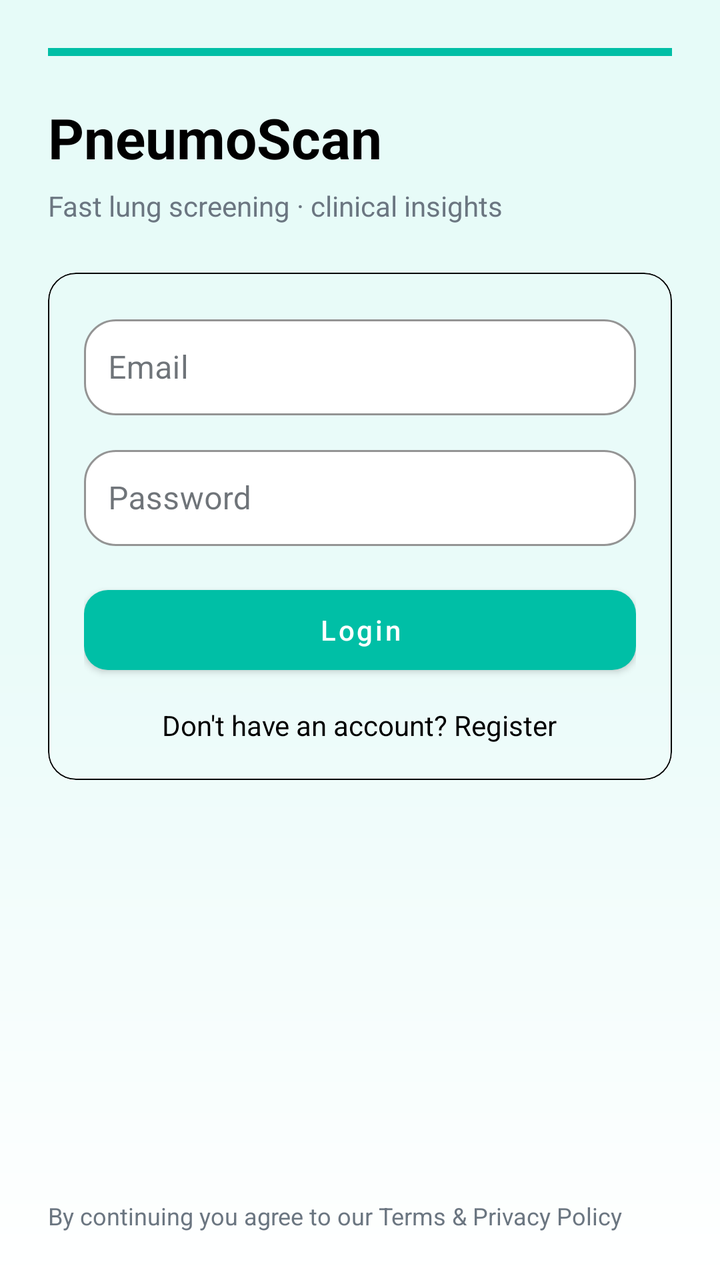
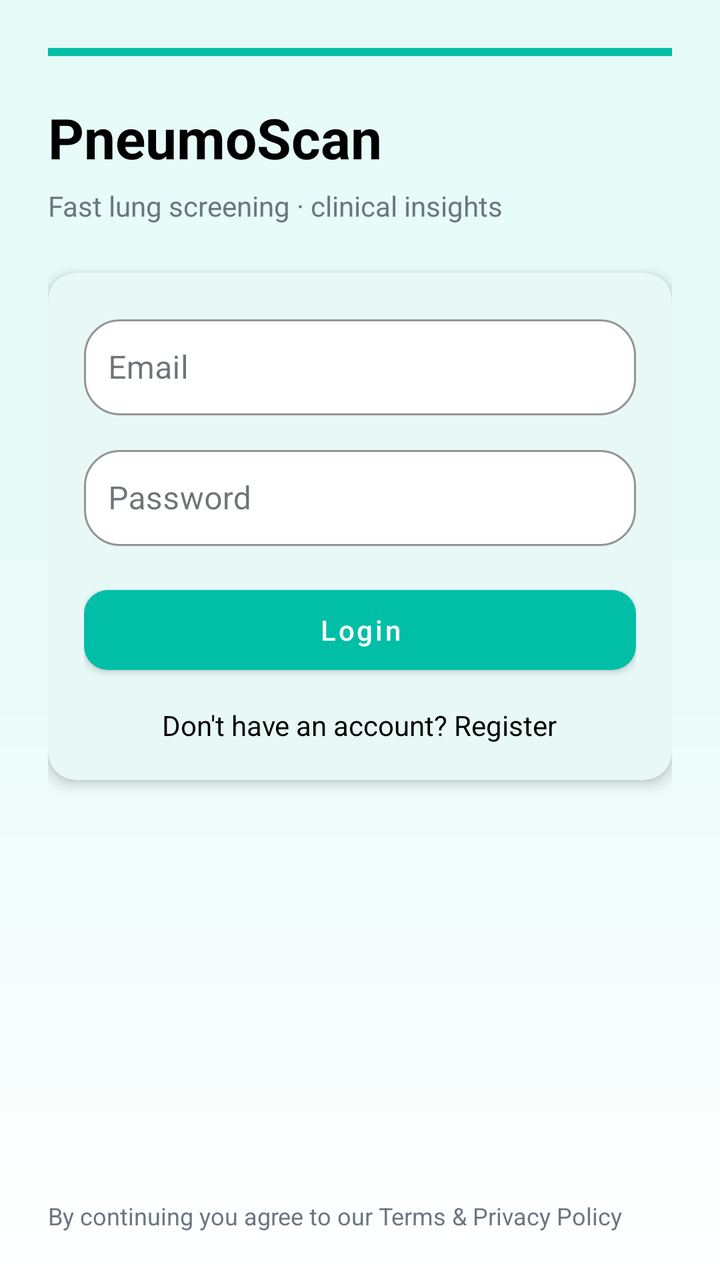

An Android layout rendered at two revisions. The XML below is the earlier revision; the diff shows what the commit changed to produce the second picture.
<!-- AndroidManifest.xml: application theme Theme.PneumoScan -->
<!-- res/layout/fragment_login.xml -->
<?xml version="1.0" encoding="utf-8"?>
<androidx.constraintlayout.widget.ConstraintLayout xmlns:android="http://schemas.android.com/apk/res/android"
    xmlns:app="http://schemas.android.com/apk/res-auto"
    android:id="@+id/login_root"
    android:layout_width="match_parent"
    android:layout_height="match_parent"
    android:background="@drawable/bg_gradient"
    android:padding="24dp">

    
    <View
        android:id="@+id/decorStripe"
        android:layout_width="0dp"
        android:layout_height="4dp"
        android:background="?attr/colorPrimary"
        app:layout_constraintEnd_toEndOf="parent"
        app:layout_constraintStart_toStartOf="parent"
        app:layout_constraintTop_toTopOf="parent" />

    
    <TextView
        android:id="@+id/tvHeader"
        android:layout_width="0dp"
        android:layout_height="wrap_content"
        android:layout_marginTop="22dp"
        android:text="@string/pneumoscan"
        android:textColor="@color/black"
        android:textSize="28sp"
        android:textStyle="bold"
        app:layout_constraintEnd_toEndOf="parent"
        app:layout_constraintStart_toStartOf="parent"
        app:layout_constraintTop_toBottomOf="@id/decorStripe" />

    <TextView
        android:id="@+id/tvSubtitle"
        android:layout_width="0dp"
        android:layout_height="wrap_content"
        android:layout_marginTop="6dp"
        android:text="@string/fast_lung_screening_clinical_insights"
        android:textColor="@color/pneumo_muted"
        android:textSize="14sp"
        app:layout_constraintEnd_toEndOf="parent"
        app:layout_constraintStart_toStartOf="parent"
        app:layout_constraintTop_toBottomOf="@id/tvHeader" />

    
    <com.google.android.material.card.MaterialCardView
        android:id="@+id/cardLogin"
        android:layout_width="0dp"
        android:layout_height="wrap_content"
        android:layout_marginTop="24dp"
        app:cardBackgroundColor="@android:color/transparent"
        app:cardCornerRadius="14dp"
        app:strokeColor="@color/black"
        app:strokeWidth="0.5dp"
        app:layout_constraintEnd_toEndOf="parent"
        app:layout_constraintStart_toStartOf="parent"
        app:layout_constraintTop_toBottomOf="@id/tvSubtitle">

        <LinearLayout
            android:layout_width="match_parent"
            android:layout_height="wrap_content"
            android:orientation="vertical"
            android:padding="18dp">

            <com.google.android.material.textfield.TextInputLayout
                android:id="@+id/tilEmail"
                style="@style/Widget.MaterialComponents.TextInputLayout.OutlinedBox.Dense"
                android:layout_width="match_parent"
                android:layout_height="wrap_content"
                android:hint="@string/email"
                app:boxCornerRadiusBottomEnd="16dp"
                app:boxCornerRadiusBottomStart="16dp"
                app:boxCornerRadiusTopEnd="16dp"
                app:boxCornerRadiusTopStart="16dp"
                app:boxBackgroundColor="?attr/colorSurface"
                app:boxStrokeColor="?attr/colorPrimary">

                <com.google.android.material.textfield.TextInputEditText
                    android:id="@+id/etEmail"
                    android:layout_width="match_parent"
                    android:layout_height="48dp"
                    android:inputType="textEmailAddress"
                    android:textColor="@color/black"
                    android:paddingStart="12dp" />
            </com.google.android.material.textfield.TextInputLayout>

            <com.google.android.material.textfield.TextInputLayout
                android:id="@+id/tilPassword"
                style="@style/Widget.MaterialComponents.TextInputLayout.OutlinedBox.Dense"
                android:layout_width="match_parent"
                android:layout_height="wrap_content"
                android:layout_marginTop="12dp"
                android:hint="@string/password"
                app:boxCornerRadiusBottomEnd="16dp"
                app:boxCornerRadiusBottomStart="16dp"
                app:boxCornerRadiusTopEnd="16dp"
                app:boxCornerRadiusTopStart="16dp"
                app:boxBackgroundColor="?attr/colorSurface"
                app:boxStrokeColor="?attr/colorPrimary">

                <com.google.android.material.textfield.TextInputEditText
                    android:id="@+id/etPassword"
                    android:layout_width="match_parent"
                    android:layout_height="48dp"
                    android:inputType="textPassword"
                    android:textColor="@color/black"
                    android:paddingStart="12dp" />
            </com.google.android.material.textfield.TextInputLayout>

            <com.google.android.material.button.MaterialButton
                android:id="@+id/btnLogin"
                style="@style/Widget.MaterialComponents.Button"
                android:layout_width="match_parent"
                android:layout_height="52dp"
                android:layout_marginTop="16dp"
                android:text="@string/login"
                android:textAllCaps="false"
                app:backgroundTint="?attr/colorPrimary"
                app:cornerRadius="12dp" />

            <TextView
                android:id="@+id/tvRegister"
                android:layout_width="wrap_content"
                android:layout_height="wrap_content"
                android:layout_gravity="center_horizontal"
                android:layout_marginTop="12dp"
                android:text="@string/no_account_register"
                android:textColor="@color/black" />
        </LinearLayout>
    </com.google.android.material.card.MaterialCardView>

    
    <TextView
        android:id="@+id/tvFooter"
        android:layout_width="0dp"
        android:layout_height="wrap_content"
        android:text="@string/terms_short"
        android:textColor="@color/pneumo_muted"
        android:textSize="12sp"
        app:layout_constraintBottom_toBottomOf="parent"
        app:layout_constraintEnd_toEndOf="parent"
        app:layout_constraintStart_toStartOf="parent" />
</androidx.constraintlayout.widget.ConstraintLayout>
<!-- resources referenced by this layout -->
<resources>
  <color name="black">#FF000000</color>
  <color name="pneumo_muted">#6B7681</color>
  <!-- drawable bg_gradient (drawable) -->
  <?xml version="1.0" encoding="utf-8"?>
  <shape xmlns:android="http://schemas.android.com/apk/res/android" android:shape="rectangle">
      <gradient
          android:startColor="#E6FBF8"
          android:centerColor="#EAFBF9"
          android:endColor="#FFFFFF"
          android:angle="270"/>
  </shape>
  <string name="email">Email</string>
  <string name="fast_lung_screening_clinical_insights">Fast lung screening · clinical insights</string>
  <string name="login">Login</string>
  <string name="no_account_register">Don\'t have an account? Register</string>
  <string name="password">Password</string>
  <string name="pneumoscan">PneumoScan</string>
  <string name="terms_short">By continuing you agree to our Terms &amp; Privacy Policy</string>
  <style name="Theme.PneumoScan" parent="Base.Theme.PneumoScan" />
  <style name="Base.Theme.PneumoScan" parent="Theme.Material3.DayNight.NoActionBar">
          
          <item name="colorPrimary">@color/pneumo_primary</item>
          <item name="colorPrimaryVariant">@color/pneumo_primary_variant</item>
          <item name="colorOnPrimary">@color/pneumo_onPrimary</item>
  
          
          <item name="colorSecondary">@color/pneumo_secondary</item>
          <item name="colorOnSecondary">@color/pneumo_onPrimary</item>
  
          
          <item name="android:colorBackground">@color/pneumo_background</item>
          <item name="colorSurface">@color/pneumo_surface</item>
          <item name="colorOnSurface">@color/pneumo_onSurface</item>
  
          
  
      </style>
  <color name="pneumo_primary">#00BFA6</color>
  <color name="pneumo_primary_variant">#0AA78F</color>
  <color name="pneumo_onPrimary">#FFFFFF</color>
  <color name="pneumo_secondary">#3A86FF</color>
  <color name="pneumo_background">#F7FCFB</color>
  <color name="pneumo_surface">#FFFFFF</color>
  <color name="pneumo_onSurface">#0F1720</color>
</resources>

<!-- the commit's change to res/layout/fragment_login.xml (unified diff, before → after) -->
@@ -49,10 +49,10 @@
         android:layout_width="0dp"
         android:layout_height="wrap_content"
         android:layout_marginTop="24dp"
-        app:cardBackgroundColor="@android:color/transparent"
         app:cardCornerRadius="14dp"
-        app:strokeColor="@color/black"
-        app:strokeWidth="0.5dp"
+        app:strokeWidth="0dp"
+        app:cardElevation="4dp"
+        app:useCompatPadding="true"
         app:layout_constraintEnd_toEndOf="parent"
         app:layout_constraintStart_toStartOf="parent"
         app:layout_constraintTop_toBottomOf="@id/tvSubtitle">
@@ -69,10 +69,10 @@
                 android:layout_width="match_parent"
                 android:layout_height="wrap_content"
                 android:hint="@string/email"
-                app:boxCornerRadiusBottomEnd="16dp"
-                app:boxCornerRadiusBottomStart="16dp"
-                app:boxCornerRadiusTopEnd="16dp"
-                app:boxCornerRadiusTopStart="16dp"
+                app:boxCornerRadiusBottomEnd="18dp"
+                app:boxCornerRadiusBottomStart="18dp"
+                app:boxCornerRadiusTopEnd="18dp"
+                app:boxCornerRadiusTopStart="18dp"
                 app:boxBackgroundColor="?attr/colorSurface"
                 app:boxStrokeColor="?attr/colorPrimary">
 
@@ -92,10 +92,10 @@
                 android:layout_height="wrap_content"
                 android:layout_marginTop="12dp"
                 android:hint="@string/password"
-                app:boxCornerRadiusBottomEnd="16dp"
-                app:boxCornerRadiusBottomStart="16dp"
-                app:boxCornerRadiusTopEnd="16dp"
-                app:boxCornerRadiusTopStart="16dp"
+                app:boxCornerRadiusBottomEnd="18dp"
+                app:boxCornerRadiusBottomStart="18dp"
+                app:boxCornerRadiusTopEnd="18dp"
+                app:boxCornerRadiusTopStart="18dp"
                 app:boxBackgroundColor="?attr/colorSurface"
                 app:boxStrokeColor="?attr/colorPrimary">
 
